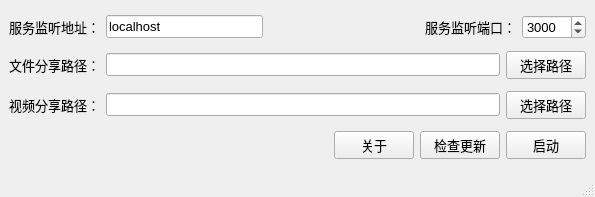
First picture: the form in main.ui, repository songquanpeng/gofile-launcher, before the edit.
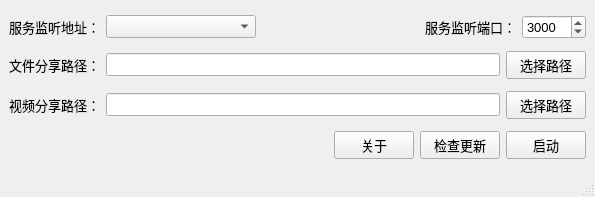
Second picture: the form after the edit.

Commit message: Now you can directly select available ips

```diff
--- a/main.ui
+++ b/main.ui
@@ -31,9 +31,21 @@
        </widget>
       </item>
       <item>
-       <widget class="QLineEdit" name="hostLineEdit">
-        <property name="text">
-         <string>localhost</string>
+       <widget class="QComboBox" name="hostComboBox">
+        <property name="minimumSize">
+         <size>
+          <width>150</width>
+          <height>0</height>
+         </size>
+        </property>
+        <property name="currentText">
+         <string/>
+        </property>
+        <property name="currentIndex">
+         <number>-1</number>
+        </property>
+        <property name="maxVisibleItems">
+         <number>9</number>
         </property>
        </widget>
       </item>
@@ -44,7 +56,7 @@
         </property>
         <property name="sizeHint" stdset="0">
          <size>
-          <width>40</width>
+          <width>48</width>
           <height>20</height>
          </size>
         </property>
```
The commit also changes 2 other files.
